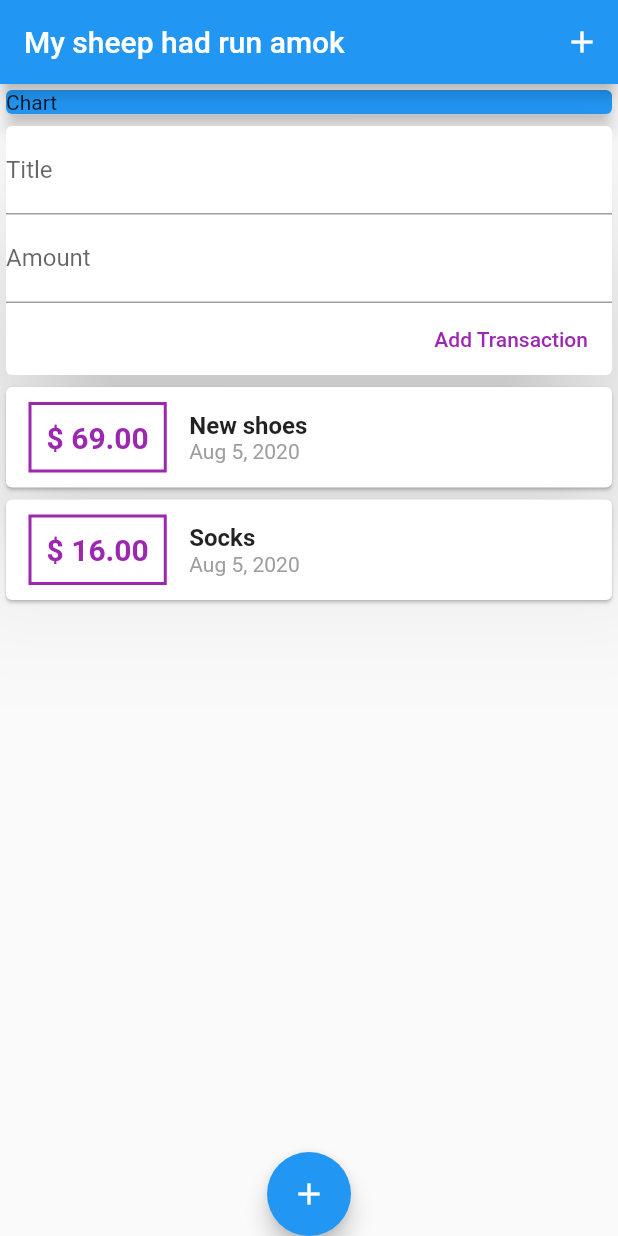
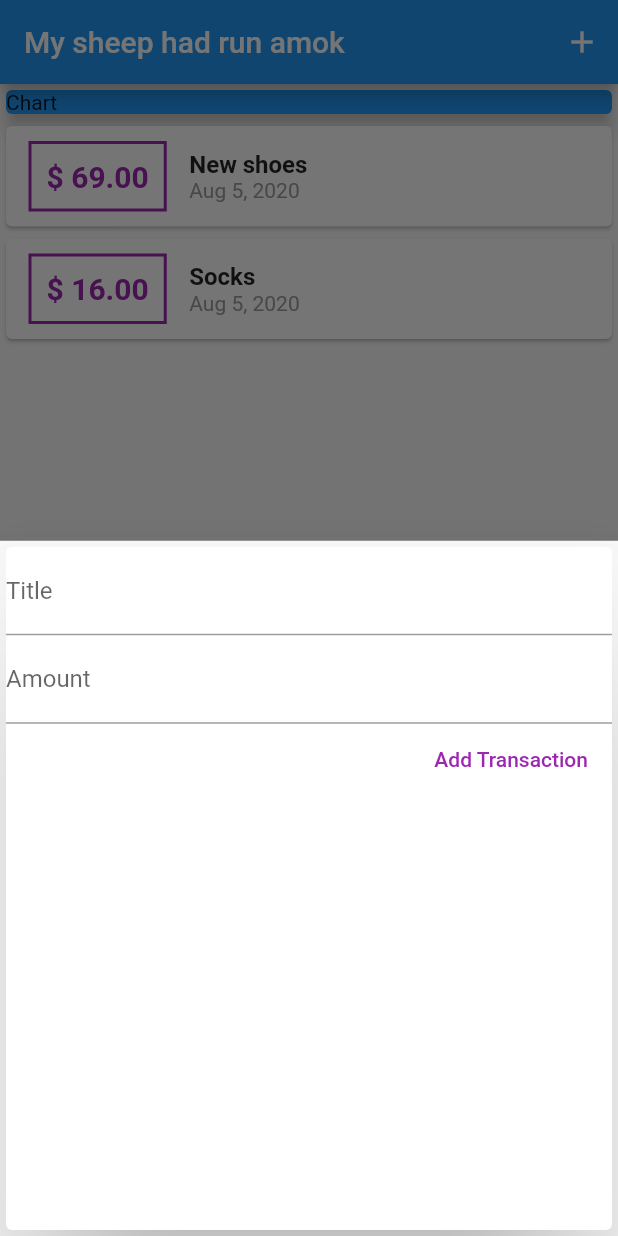
Before and after one commit to alegalliard/flutter-quiz, a Flutter app: the screen it shows after launch, after a tap on the "add" icon, on a phone screen of 412 x 824 dp. Run offline on Flutter 3.47's test engine with Material 2 defaults, Android fonts, the phone set to English and light mode, and no system bars.

```diff
--- a/lib/main.dart
+++ b/lib/main.dart
@@ -1,29 +1,74 @@
 import 'package:flutter/material.dart';
-import 'package:max/finance/widgets/user_transactions.dart';
+import 'package:max/finance/models/transaction.dart';
+import 'package:max/finance/widgets/new_transaction.dart';
+
+import 'finance/widgets/transaction_list.dart';
+// import 'package:max/finance/widgets/user_transactions.dart';
 
 
 
-void main() {
-  runApp(MyHomePage());
+void main() => runApp(MyApp());
+
+
+class MyApp extends StatelessWidget {
+  @override
+  Widget build(BuildContext context) {
+    return MaterialApp(
+      title: 'Flutter App',
+      home: MyHomePage(),
+    );
+  }
 }
-
-class MyHomePage extends StatelessWidget {
-
-  final titleController = TextEditingController();
-  final amountController = TextEditingController();
 
 
 
+class MyHomePage extends StatefulWidget {
+  @override
+  _MyHomePageState createState() => _MyHomePageState();
+}
+
+
+class _MyHomePageState extends State<MyHomePage> {
+
+
+  final List<Transaction> _userTransaction = [
+    Transaction(id: 't1', title: 'New shoes', amount: 69.00, date: DateTime.now()),
+    Transaction(id: 't2', title: 'Socks', amount: 16.00, date: DateTime.now())
+  ];
+
+  void _addNewTransaction(String txTitle, double txAmount) {
+    final newTx = Transaction(
+        title: txTitle,
+        amount: txAmount,
+        date: DateTime.now(),
+        id: DateTime.now().toString()
+      );
+
+      setState(() {
+        _userTransaction.add(newTx);
+      });
+  }
+
+  void _startAddNewTransaction(BuildContext ctx) {
+    showModalBottomSheet(context: ctx, builder: (_){
+      return GestureDetector(
+        child: NewTransaction(_addNewTransaction),
+        behavior: HitTestBehavior.opaque,
+        onTap: () {}
+      );
+    });
+  }
+
   @override
   Widget build(BuildContext context) {
-    return MaterialApp(
-      home: Scaffold(
+    return Scaffold(
         appBar: AppBar(
           title: Text('My sheep had run amok'),
           actions: <Widget>[
             IconButton(
               icon: Icon(Icons.add),
-              onPressed: () {},
+              onPressed: () => _startAddNewTransaction(context)
+              ,
             ),
           ],
         ),
@@ -41,16 +86,15 @@ class MyHomePage extends StatelessWidget {
                   elevation: 5,
                 ),
               ),
-              UserTransactions()
+              TransactionList(_userTransaction)
             ],
           ),
         ),
         floatingActionButtonLocation: FloatingActionButtonLocation.centerDocked,
         floatingActionButton: FloatingActionButton(
           child: Icon(Icons.add),
-          onPressed: () {},
+          onPressed: () => _startAddNewTransaction(context),
         ),
-      ),
     );
   }
 }
```
